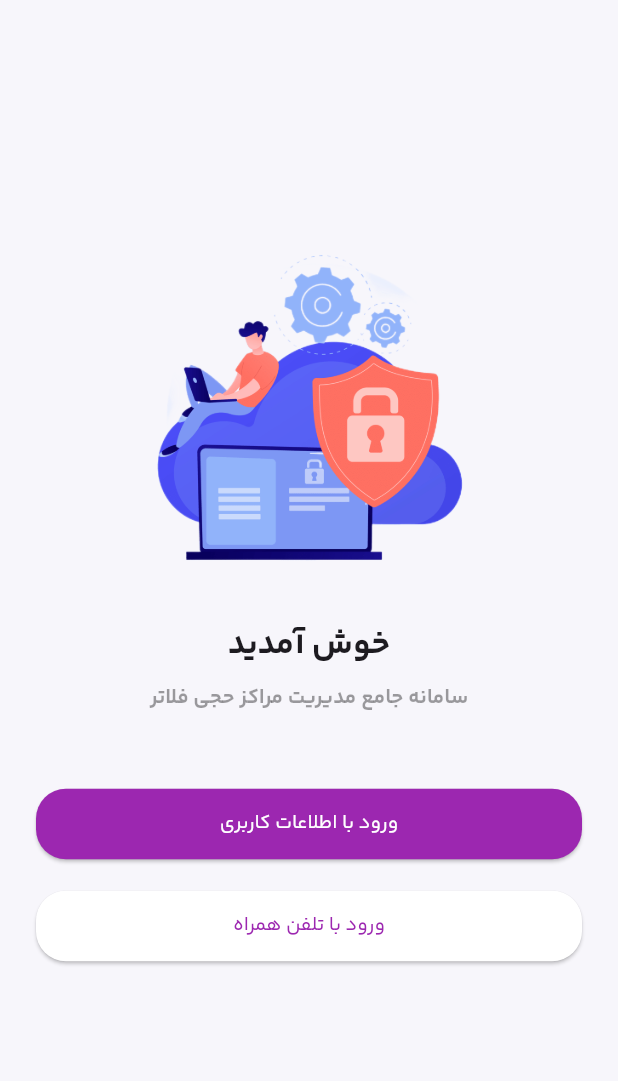
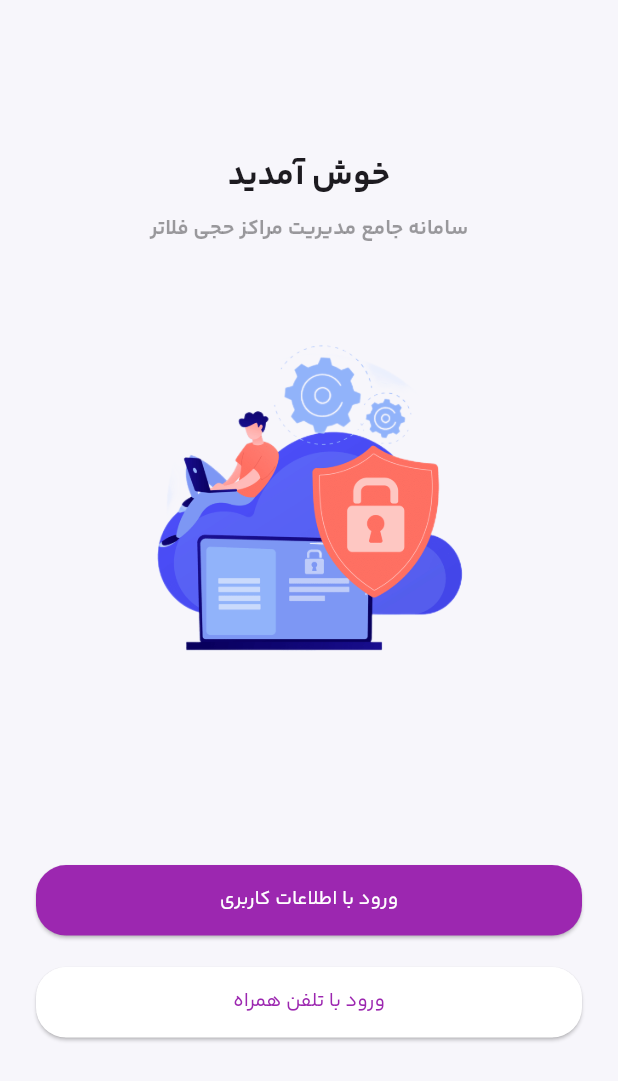
Before and after one commit to SinaHajipooor/flutter-design, a Flutter app: the screen it shows after launch, on a phone screen of 412 x 824 dp. Shown: the top 1081 px of the screen. Run offline on Flutter 3.47's test engine with Material 2 defaults, Android fonts, the phone set to English and light mode, and no system bars; our stand-ins replace pin_input_text_field.

Commit message:
apply animation

```diff
--- a/lib/screens/root/welcome_screen.dart
+++ b/lib/screens/root/welcome_screen.dart
@@ -18,10 +18,20 @@ class _WelcomeScreenState extends State<WelcomeScreen> {
         child: Padding(
           padding: const EdgeInsets.only(left: 24, right: 24),
           child: Column(
-            mainAxisAlignment: MainAxisAlignment.center,
+            mainAxisAlignment: MainAxisAlignment.spaceEvenly,
             children: [
               Column(
                 children: [
+                  const Text(
+                    'خوش آمدید',
+                    style: TextStyle(fontSize: 22, fontWeight: FontWeight.bold),
+                  ),
+                  const SizedBox(height: 10),
+                  const Text(
+                    'سامانه جامع مدیریت مراکز حجی فلاتر',
+                    style: TextStyle(fontWeight: FontWeight.bold, fontSize: 14, color: Colors.black38),
+                  ),
+                  const SizedBox(height: 50),
                   Image.asset(
                     'assets/images/auth.png',
                     width: 240,
@@ -32,16 +42,6 @@ class _WelcomeScreenState extends State<WelcomeScreen> {
                 margin: const EdgeInsets.only(bottom: 30, top: 20),
                 child: Column(
                   children: [
-                    const Text(
-                      'خوش آمدید',
-                      style: TextStyle(fontSize: 22, fontWeight: FontWeight.bold),
-                    ),
-                    const SizedBox(height: 10),
-                    const Text(
-                      'سامانه جامع مدیریت مراکز حجی فلاتر',
-                      style: TextStyle(fontWeight: FontWeight.bold, fontSize: 14, color: Colors.black38),
-                    ),
-                    const SizedBox(height: 50),
                     SizedBox(
                       width: double.infinity,
                       child: ElevatedButton(
@@ -84,8 +84,6 @@ class _WelcomeScreenState extends State<WelcomeScreen> {
                   ],
                 ),
               ),
-
-              // const SizedBox(height: 38),
             ],
           ),
         ),
```
